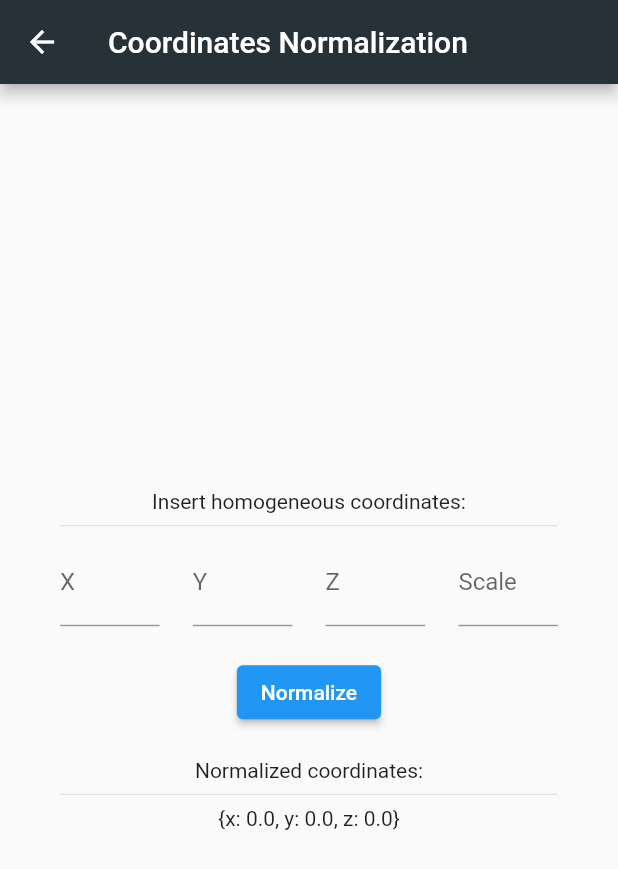
After one commit to h80r/CG-geo-transform, a Flutter app: the Normalization screen opened by its route, after a tap on "Normalize", on a phone screen of 412 x 824 dp. The commit adds this screen. Shown: the top 869 px of the screen. Run offline on Flutter 3.47's test engine with Material 2 defaults, Android fonts, the phone set to English and light mode, and no system bars; missing offline and left inert: dart:html.

Commit message:
Coordinates Normalization completed

```diff
--- a/lib/operations/normalization.dart
+++ b/lib/operations/normalization.dart
@@ -1,5 +1,6 @@
 /// Normalizes homogeneus coordinates
-List<num> coordinateNormalization(num x, num y, {num z = 0, num scale = 1}) {
+Map<String, num> coordinateNormalization(num x, num y,
+    {num z = 0, num scale = 1}) {
   // The scale never reaches zero, all numbers will tend to infinity
-  return scale == 0 ? null : [x / scale, y / scale, z / scale];
+  return scale == 0 ? null : {"x": x / scale, "y": y / scale, "z": z / scale};
 }
--- a/lib/screens/menu.dart
+++ b/lib/screens/menu.dart
@@ -4,7 +4,6 @@ class Menu extends StatelessWidget {
   @override
   Widget build(BuildContext context) {
     return Scaffold(
-      backgroundColor: Colors.blueGrey[800],
       appBar: AppBar(
         title: Text("geoTransform"),
         backgroundColor: Colors.blueGrey[900],
@@ -17,14 +16,14 @@ class Menu extends StatelessWidget {
             children: [
               ElevatedButton(
                 onPressed: () => Navigator.pushNamed(context, "/normalization"),
-                child: Text("Normalizar Coordenadas"),
+                child: Text("Normalize Coordinates"),
               ),
               SizedBox(
                 height: 20,
               ),
               ElevatedButton(
                 onPressed: () => print("Botão 2"),
-                child: Text("Transformações Geométricas"),
+                child: Text("Geometric Transformations"),
               ),
             ],
           ),
--- /dev/null
+++ b/lib/screens/normalization.dart
@@ -0,0 +1,124 @@
+import 'dart:html';
+
+import 'package:flutter/material.dart';
+import 'package:flutter/services.dart';
+import 'package:geo_transform/operations/normalization.dart';
+
+class Normalization extends StatefulWidget {
+  @override
+  _NormalizationState createState() => _NormalizationState();
+}
+
+class _NormalizationState extends State<Normalization> {
+  var homogeneousCoordinates = {"x": 0.0, "y": 0.0, "z": 0.0, "scale": 1.0};
+  String normalizationResult = "";
+
+  void updateCoordinate(String input, String coord) {
+    homogeneousCoordinates[coord] =
+        num.tryParse(input) ?? homogeneousCoordinates[coord];
+  }
+
+  void normalizeCoordinates() {
+    setState(() {
+      normalizationResult = coordinateNormalization(
+                  homogeneousCoordinates["x"], homogeneousCoordinates["y"],
+                  z: homogeneousCoordinates["z"],
+                  scale: homogeneousCoordinates["scale"])
+              ?.toString() ??
+          "Insertion Error.";
+    });
+  }
+
+  @override
+  Widget build(BuildContext context) {
+    return Scaffold(
+      appBar: AppBar(
+        title: Text("Coordinates Normalization"),
+        backgroundColor: Colors.blueGrey[900],
+      ),
+      body: Container(
+          padding: EdgeInsets.symmetric(horizontal: 40.0),
+          child: Column(
+            mainAxisAlignment: MainAxisAlignment.center,
+            children: [
+              Text("Insert homogeneous coordinates:"),
+              Divider(),
+              Row(
+                children: [
+                  Flexible(
+                    flex: 3,
+                    child: TextField(
+                      decoration: InputDecoration(labelText: "X"),
+                      keyboardType: TextInputType.numberWithOptions(
+                          decimal: true, signed: true),
+                      onChanged: (input) => updateCoordinate(input, "x"),
+                    ),
+                  ),
+                  Spacer(),
+                  Flexible(
+                    flex: 3,
+                    child: TextField(
+                      decoration: InputDecoration(labelText: "Y"),
+                      keyboardType: TextInputType.numberWithOptions(
+                          decimal: true, signed: true),
+                      onChanged: (input) => updateCoordinate(input, "y"),
+                    ),
+                  ),
+                  Spacer(),
+                  Flexible(
+                    flex: 3,
+                    child: TextField(
+                      decoration: InputDecoration(labelText: "Z"),
+                      keyboardType: TextInputType.numberWithOptions(
+                          decimal: true, signed: true),
+                      onChanged: (input) => updateCoordinate(input, "z"),
+                    ),
+                  ),
+                  Spacer(),
+                  Flexible(
+                    flex: 3,
+                    child: TextField(
+                      decoration: InputDecoration(labelText: "Scale"),
+                      keyboardType: TextInputType.numberWithOptions(
+                          decimal: true, signed: true),
+                      onChanged: (input) => updateCoordinate(input, "scale"),
+                    ),
+                  )
+                ],
+              ),
+              SizedBox(
+                height: 20,
+              ),
+              ElevatedButton(
+                  onPressed: () => normalizeCoordinates(),
+                  child: Text("Normalize")),
+              SizedBox(
+                height: 20,
+              ),
+              Text("Normalized coordinates:"),
+              Divider(),
+              Text(normalizationResult)
+            ],
+          )),
+    );
+  }
+}
+
+
+/*Scaffold(
+      backgroundColor: Colors.white,
+      body: new Container(
+          padding: const EdgeInsets.all(40.0),
+          child: new Column(
+        mainAxisAlignment: MainAxisAlignment.center,
+        children: <Widget>[
+          new TextField(
+            decoration: new InputDecoration(labelText: "Enter your number"),
+            keyboardType: TextInputType.number,
+            inputFormatters: <TextInputFormatter>[
+    FilteringTextInputFormatter.digitsOnly
+], // Only numbers can be entered
+          ),
+        ],
+      )),
+    );*/
```
